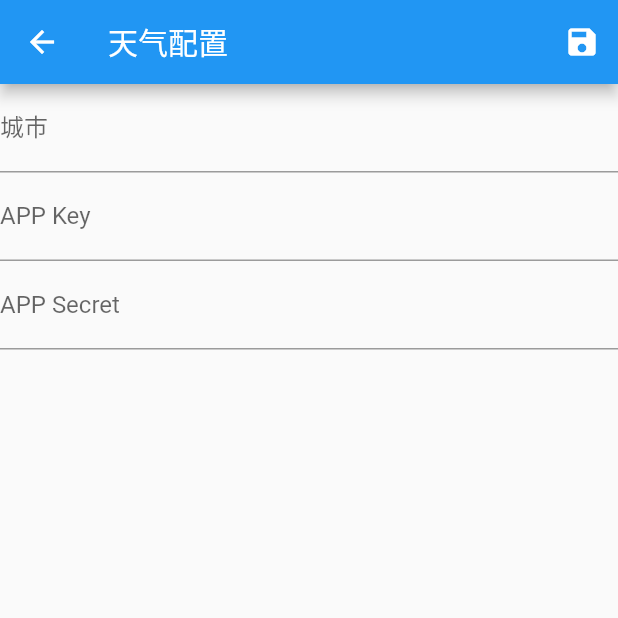
After one commit to hankexu/homekit_tool, a Flutter app: the WeatherPage screen opened by its route, on a phone screen of 412 x 824 dp, the top half of it. The commit adds this screen. Run offline on Flutter 3.47's test engine with Material 2 defaults, Android fonts, the phone set to English and light mode, and no system bars; our stand-ins replace flutter_blue, get.

Commit message:
add pages

```diff
--- /dev/null
+++ b/lib/weather/view.dart
@@ -0,0 +1,40 @@
+import 'package:flutter/material.dart';
+import 'package:get/get.dart';
+
+String? validator(value) {
+  if (value == null || value.isEmpty) {
+    return '不能为空';
+  }
+  return null;
+}
+
+class WeatherPage extends StatelessWidget {
+  const WeatherPage({Key? key}) : super(key: key);
+
+  @override
+  Widget build(BuildContext context) {
+    return Scaffold(
+      appBar: AppBar(
+        title: const Text('天气配置'),
+        actions: [IconButton(onPressed: () {}, icon: const Icon(Icons.save))],
+      ),
+      body: Column(
+        crossAxisAlignment: CrossAxisAlignment.start,
+        children: [
+          TextFormField(
+            decoration: const InputDecoration(labelText: '城市'),
+            validator: validator,
+          ),
+          TextFormField(
+            decoration: const InputDecoration(labelText: 'APP Key'),
+            validator: validator,
+          ),
+          TextFormField(
+            decoration: const InputDecoration(labelText: 'APP Secret'),
+            validator: validator,
+          ),
+        ],
+      ),
+    );
+  }
+}
```
Also changed, not shown: lib/main.dart (+7 -1 lines), lib/manage/view.dart (added, +27 -0 lines), lib/setting/view.dart (added, +20 -0 lines), lib/weather/logic.dart (added, +8 -0 lines), lib/manage/logic.dart (added), lib/setting/logic.dart (added).
